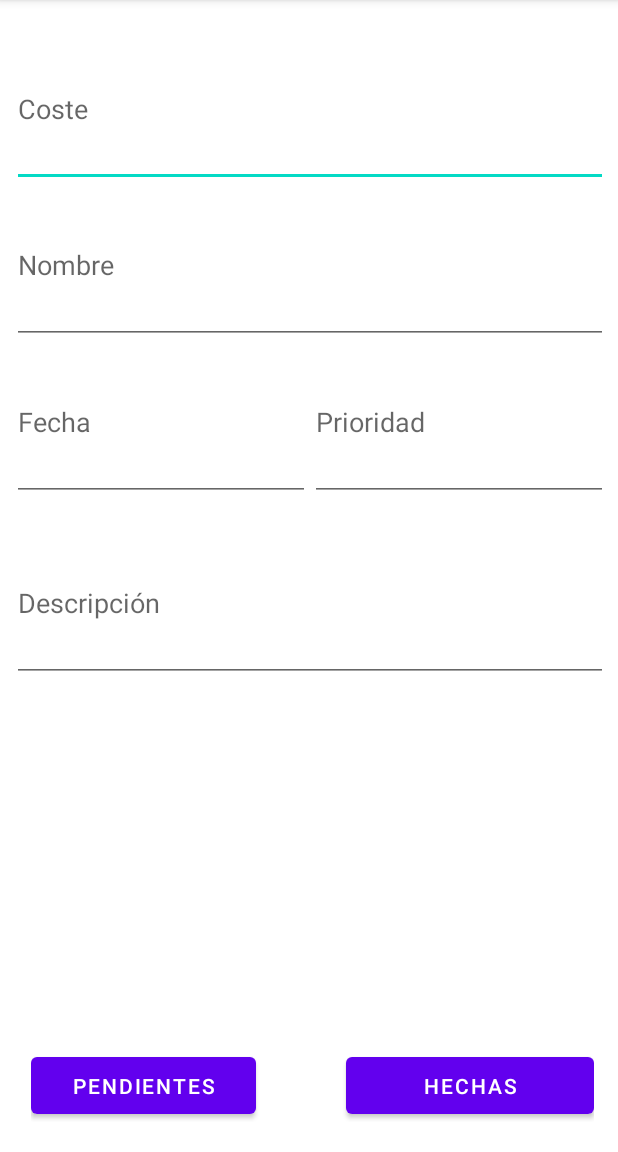
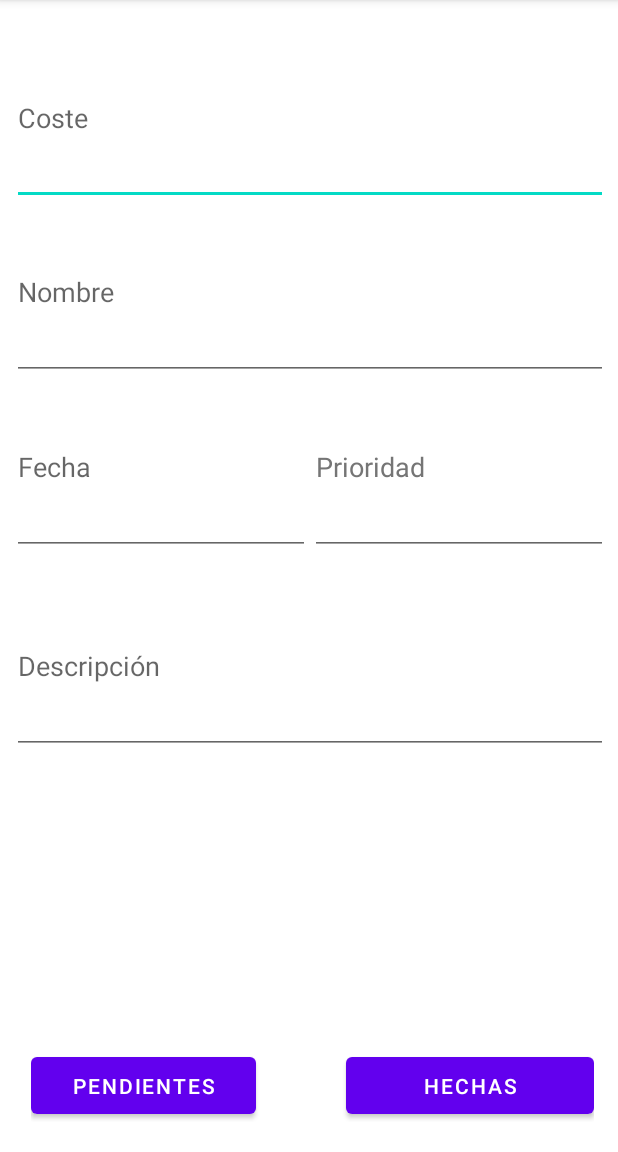
Before and after one commit to PabloFP64/MisTareas2, an Android app: the CrearTarea screen opened directly, with no data from a screen before it, on a phone screen of 412 x 824 dp, the part 84-1236 px from its top. Run offline under Robolectric (Android 15) with nearby library versions, the light colour scheme and no system bars.

Commit message:
Arreglado fallitos

```diff
--- a/app/src/main/res/layout/activity_crear_tarea.xml
+++ b/app/src/main/res/layout/activity_crear_tarea.xml
@@ -24,15 +24,6 @@
         app:layout_constraintStart_toStartOf="parent"
         app:layout_constraintTop_toTopOf="parent">
 
-        <LinearLayout
-            android:id="@+id/LinearLayoutTextoH"
-            android:layout_width="match_parent"
-            android:layout_height="match_parent"
-            android:layout_alignParentBottom="true"
-            android:layout_marginBottom="48dp"
-            android:layout_weight="1"
-            android:orientation="vertical">
-
             <EditText
                 android:id="@+id/Texto_Coste"
                 android:layout_width="match_parent"
@@ -41,7 +32,9 @@
                 android:hint="@string/coste"
                 android:inputType="textLongMessage"
                 tools:layout_editor_absoluteX="53dp"
-                tools:layout_editor_absoluteY="299dp" />
+                tools:layout_editor_absoluteY="299dp"
+                tools:ignore="NestedWeights"
+                android:autofillHints="" />
 
             <EditText
                 android:id="@+id/Texto_Nombre"
@@ -51,13 +44,13 @@
                 android:hint="@string/nombre"
                 android:inputType="textLongMessage"
                 tools:layout_editor_absoluteX="71dp"
-                tools:layout_editor_absoluteY="84dp" />
+                tools:layout_editor_absoluteY="84dp"
+                android:autofillHints="" />
 
             <LinearLayout
                 android:id="@+id/LinearLayoutTextoV"
                 android:layout_width="match_parent"
                 android:layout_height="wrap_content"
-                android:layout_alignParentBottom="true"
                 android:layout_marginBottom="16dp"
                 android:layout_weight="1"
                 android:orientation="horizontal"
@@ -74,15 +67,19 @@
                     android:hint="@string/fecha"
                     android:inputType="textLongMessage"
                     tools:layout_editor_absoluteX="69dp"
-                    tools:layout_editor_absoluteY="231dp" />
+                    tools:layout_editor_absoluteY="231dp"
+                    android:autofillHints=""
+                    tools:ignore="NestedWeights" />
 
                 <EditText
                     android:id="@+id/Texto_Prioridad"
                     android:layout_width="match_parent"
                     android:layout_height="match_parent"
                     android:layout_weight="1"
+                    android:autofillHints=""
                     android:hint="@string/prioridad"
                     android:inputType="textLongMessage"
+                    android:textColorHint="#757575"
                     tools:layout_editor_absoluteX="230dp"
                     tools:layout_editor_absoluteY="233dp" />
 
@@ -96,10 +93,9 @@
                 android:hint="@string/descripci_n"
                 android:inputType="textLongMessage"
                 app:layout_constraintTop_toBottomOf="@+id/Texto_Nombre"
-                tools:layout_editor_absoluteX="71dp" />
+                tools:layout_editor_absoluteX="71dp"
+                android:autofillHints="" />
         </LinearLayout>
-
-    </LinearLayout>
 
     <LinearLayout
         android:id="@+id/LinearLayoutBotones"
@@ -119,7 +115,6 @@
             android:id="@+id/boton_pend"
             android:layout_width="wrap_content"
             android:layout_height="50dp"
-            android:layout_below="@id/list_todo"
             android:layout_marginBottom="536dp"
             android:layout_weight="1"
             android:text="@string/boton_pendientes"
@@ -132,7 +127,6 @@
             android:id="@+id/boton_hecho"
             android:layout_width="142dp"
             android:layout_height="50dp"
-            android:layout_below="@id/list_todo"
             android:layout_marginStart="60dp"
             android:layout_marginBottom="536dp"
             android:layout_weight="1"
```
